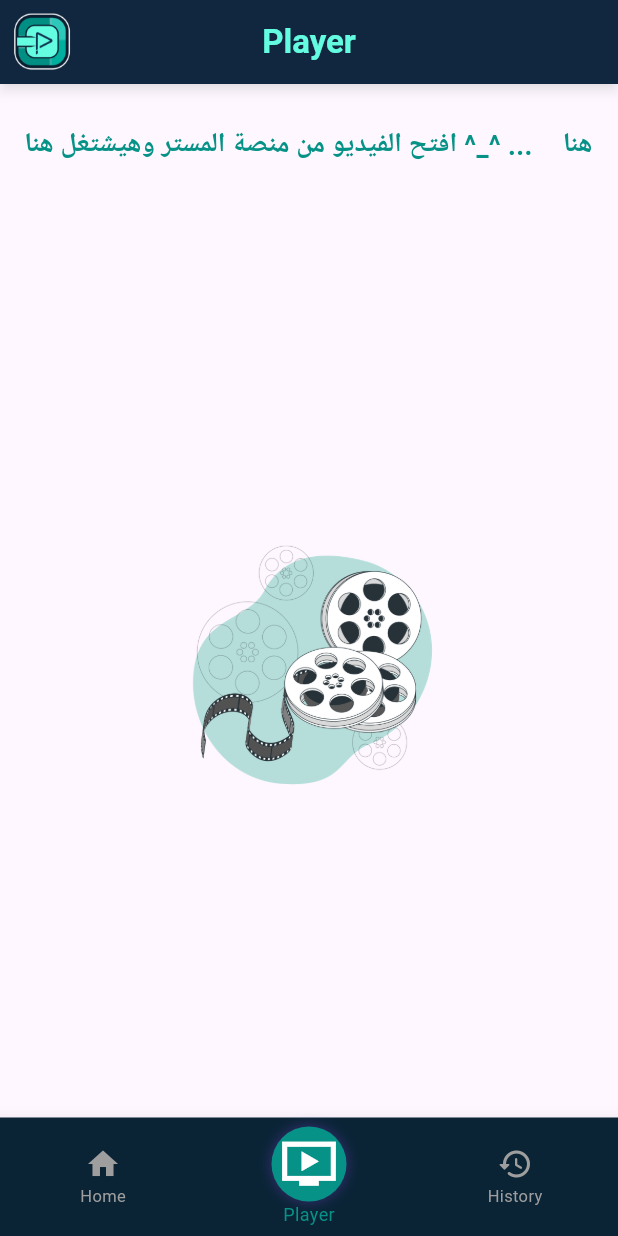
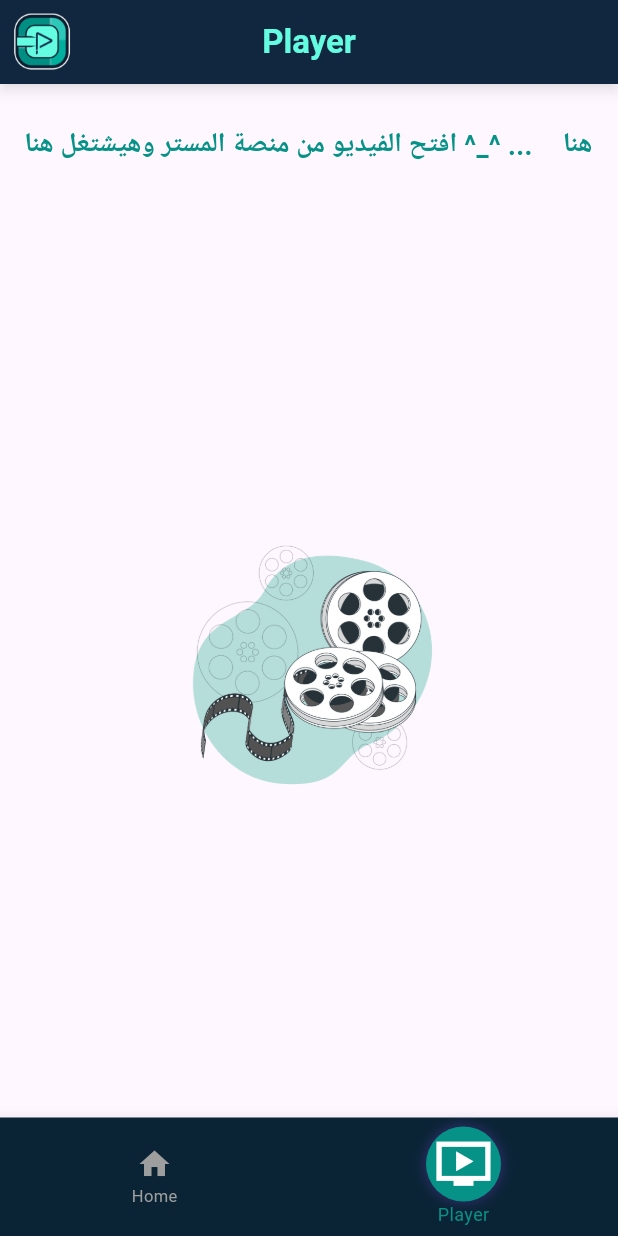
Before and after one commit to omar3b5ale2/Easy-Tech-Player, a Flutter app: the screen it shows after launch, item 2 of the bottom bar chosen, on a phone screen of 412 x 824 dp. Run offline on Flutter 3.47's test engine with Material 3 defaults, Android fonts, the phone set to English and light mode, and no system bars; drawn by our look-alikes of marquee; our stand-ins replace app_links, flutter_bloc, get_it, go_router, responsive_framework, sqflite and 1 more; missing offline and left inert: encrypt, media_kit, media_kit_video, screen_protector; accounts and stored records are empty; network calls fail; Roboto replaces fonts that are missing (Cairo).

Commit message:
Remove history page.

```diff
--- a/lib/screens/main_pages/video_player_screen.dart
+++ b/lib/screens/main_pages/video_player_screen.dart
@@ -848,8 +848,7 @@ class _VideoPlayerScreenState extends State<VideoPlayerScreen> {
               encryptedData: widget.encryptededData,
               lessonName: widget.lessonName,
               unitName: widget.unitName,
-              platformName: widget.platformName
-          );
+              platformName: widget.platformName);
         }
       });
 
@@ -953,11 +952,10 @@ class _VideoPlayerScreenState extends State<VideoPlayerScreen> {
     showDialog(
       context: context,
       barrierDismissible: true,
-      builder: (context) =>
-          Dialog(
+      builder: (context) => Dialog(
         backgroundColor: Colors.transparent,
         child: Material(
-              color: Colors.black.withOpacity( 0.9),
+          color: Colors.black.withOpacity(0.9),
           borderRadius: BorderRadius.circular(12),
           child: Padding(
             padding: const EdgeInsets.all(16),
@@ -995,23 +993,22 @@ class _VideoPlayerScreenState extends State<VideoPlayerScreen> {
                             vertical: 8,
                           ),
                           decoration: BoxDecoration(
-                                color: isSelected ? AppColors.turquoise : Colors
-                                    .transparent,
+                            color: isSelected
+                                ? AppColors.turquoise
+                                : Colors.transparent,
                             borderRadius: BorderRadius.circular(8),
                             border: Border.all(color: Colors.white),
                           ),
                           child: Text(
                             _getQualityLabel(track),
                             style: TextStyle(
-                                  color: isSelected ? Colors.black : Colors
-                                      .white,
+                              color: isSelected ? Colors.black : Colors.white,
                             ),
                           ),
                         ),
                       );
                     }).toList(),
                   ),
-
                 const SizedBox(height: 24),
                 const Text(
                   'Playback Speed',
@@ -1038,8 +1035,9 @@ class _VideoPlayerScreenState extends State<VideoPlayerScreen> {
                           vertical: 8,
                         ),
                         decoration: BoxDecoration(
-                              color: isSelected ? AppColors.turquoise : Colors
-                                  .transparent,
+                          color: isSelected
+                              ? AppColors.turquoise
+                              : Colors.transparent,
                           borderRadius: BorderRadius.circular(8),
                           border: Border.all(color: Colors.white),
                         ),
@@ -1076,7 +1074,6 @@ class _VideoPlayerScreenState extends State<VideoPlayerScreen> {
       return Scaffold(
         appBar: SecondAppBar(text: 'Player'),
         body: const PlaceholderContent(
-
           message: 'افتح الفيديو من منصة المستر وهيشتغل هنا ^_^ ...',
           imagePath: 'assets/icon/video_placeholder.png',
         ),
@@ -1088,10 +1085,14 @@ class _VideoPlayerScreenState extends State<VideoPlayerScreen> {
     }
 
     if (!_isAuthorized) {
-    return const PlaceholderContent(
-    message: 'برجاء التأكد ان الاشتراك مظبوط هنا ^_* ...',
+      return Scaffold(
+        appBar: SecondAppBar(text: 'Player'),
+        body: const PlaceholderContent(
+          message: 'انتهت مشاهدات الكورس الرجاء اعادة الإشتراك ^_* ...',
           imagePath: 'assets/icon/unauthorized.png',
+        ),
       );
+
     }
 
     return Directionality(
@@ -1122,8 +1123,7 @@ class _VideoPlayerScreenState extends State<VideoPlayerScreen> {
               ),
           ],
         ),
-    )
-    ,
+      ),
     );
   }
 }
--- a/lib/widgets/body/bottom_navigation_bar_widget.dart
+++ b/lib/widgets/body/bottom_navigation_bar_widget.dart
@@ -60,14 +60,14 @@ class BottomNavigationBarWidget extends StatelessWidget {
                 iconSize: iconSize+15,
                 color: Colors.red
             ),
-            _buildBottomNavigationBarItem(
-                icon: Icons.history_rounded,
-                label: "History",
-                index: 2,
-                currentState: state,
-                iconSize: iconSize,
-                color: Colors.grey
-            ),
+            // _buildBottomNavigationBarItem(
+            //     icon: Icons.history_rounded,
+            //     label: "History",
+            //     index: 2,
+            //     currentState: state,
+            //     iconSize: iconSize,
+            //     color: Colors.grey
+            // ),
           ],
         );
       },
--- a/pubspec.yaml
+++ b/pubspec.yaml
@@ -16,7 +16,7 @@ publish_to: 'none' # Remove this line if you wish to publish to pub.dev
 # https://developer.apple.com/library/archive/documentation/General/Reference/InfoPlistKeyReference/Articles/CoreFoundationKeys.html
 # In Windows, build-name is used as the major, minor, and patch parts
 # of the product and file versions while build-number is used as the build suffix.
-version: 1.2.0+10
+version: 1.2.0+11
 
 environment:
   sdk: ^3.5.4
```
Also changed, not shown: assets/icon/unauthorized.png. Lines whose indentation alone changed are shown as unchanged.
